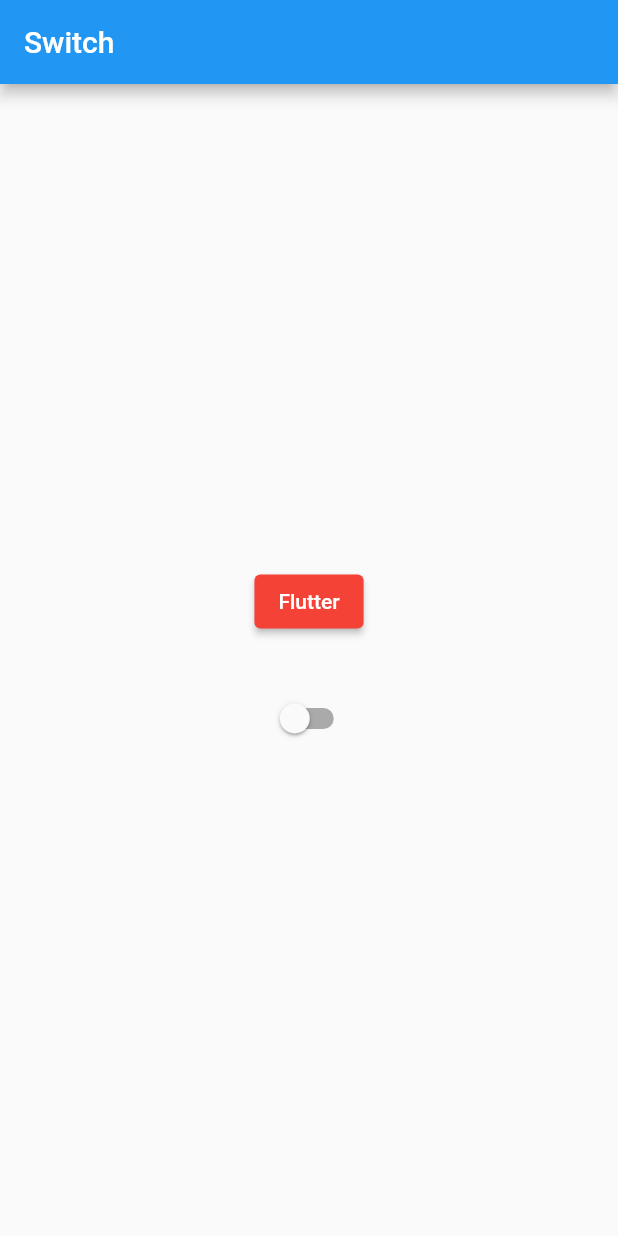
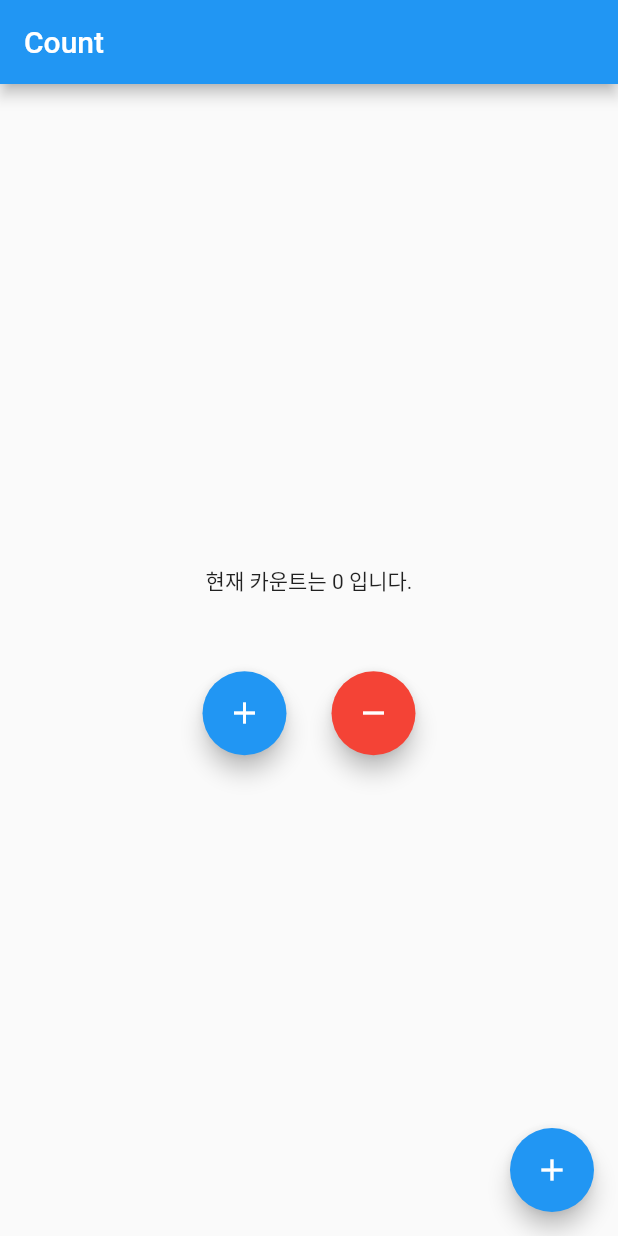
Before and after one commit to daviddev90/flutter_lecture, a Flutter app: the screen it shows after launch, on a phone screen of 412 x 824 dp. Run offline on Flutter 3.47's test engine with Material 2 defaults, Android fonts, the phone set to English and light mode, and no system bars.

Commit message:
ㅇㅇㅇ

```diff
--- a/lib/home.dart
+++ b/lib/home.dart
@@ -8,54 +8,69 @@
 
 class _HomeState extends State<Home> {
   //property
-  late bool switchValue;
-  late Color btnColor;
+  late int count;
 
   @override
   void initState() {
-    switchValue = false;
-    btnColor = Colors.red;
+    count = 0;
     super.initState();
-  }
-
-  void changeSwitchState() {
-    setState(() {
-      switchValue = !switchValue;
-      if (switchValue) {
-        btnColor = Colors.blue;
-      } else {
-        btnColor = Colors.red;
-      }
-    });
   }
 
   @override
   Widget build(BuildContext context) {
     return Scaffold(
       appBar: AppBar(
-        title: const Text('Switch'),
+        title: const Text('Count'),
       ),
       body: Center(
         child: Column(
           mainAxisAlignment: MainAxisAlignment.center,
           children: [
-          ElevatedButton(
+            Text('현재 카운트는 $count 입니다.'),
+            const SizedBox(
+              height: 50,
+            ),
+            Row(
+              mainAxisAlignment: MainAxisAlignment.center,
+              children: [
+                FloatingActionButton(
+                  //body 안에 있으면 화면 스크롤되면 같이 움직임
                   onPressed: () {
-                changeSwitchState();
+                    setState(() {
+                      count++;
+                    });
                   },
-              style: ElevatedButton.styleFrom(primary: btnColor),
-              child: const Text('Flutter')),
+                  child: const Icon(Icons.add),
+                ),
                 const SizedBox(
-            height: 30,
+                  width: 30,
                 ),
-          Switch(
-              value: switchValue,
-              //switchValue: 화면에 보이는 value
-              onChanged: (value) {
-                changeSwitchState();
-              }),
+                FloatingActionButton(
+                  //body 안에 있으면 화면 스크롤되면 같이 움직임
+                  onPressed: () {
+                    setState(() {
+                      count--;
+                    });
+                  },
+                  backgroundColor: Colors.red,
+                  child: const Icon(
+                    Icons.remove,
+                  ),
+                )
               ],
-      )),
+            )
+          ],
+        ),
+      ),
+      floatingActionButton: FloatingActionButton(
+        //얘는 화면 스크롤되어도 안 움직임
+        onPressed: () {
+          setState(() {
+            count++;
+          });
+        },
+        child: const Icon(Icons.add),
+      ),
     );
   }
 }
```
Lines whose indentation alone changed are shown as unchanged.
